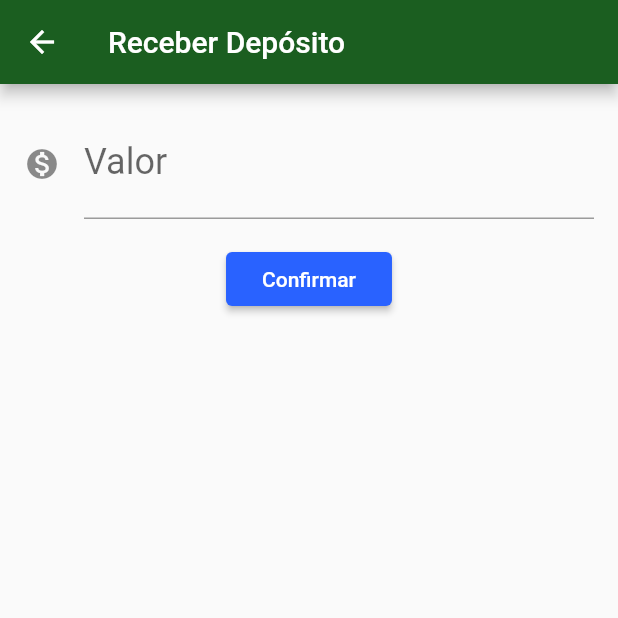
After one commit to alshashiguchi/gerenciamento_estado_flutter, a Flutter app: the screen it shows after launch, after a tap on "Receber depósito", on a phone screen of 412 x 824 dp, the top half of it. The commit adds this screen. Run offline on Flutter 3.47's test engine with Material 2 defaults, Android fonts, the phone set to English and light mode, and no system bars.

Commit message:
Provider

```diff
--- a/lib/models/saldo.dart
+++ b/lib/models/saldo.dart
@@ -1,9 +1,21 @@
 import 'package:flutter/material.dart';
 
-class Saldo extends ChangeNotifier{
-  final double valor;
+class Saldo extends ChangeNotifier {
+  double valor;
 
   Saldo(this.valor);
+
+  void adiciona(double valor) {
+    this.valor += valor;
+
+    notifyListeners();
+  }
+
+  void subtrair(double valor) {
+    this.valor -= valor;
+
+    notifyListeners();
+  }
 
   @override
   String toString() {
--- a/lib/screens/dashboard/dashboard.dart
+++ b/lib/screens/dashboard/dashboard.dart
@@ -1,6 +1,9 @@
+import 'package:bytebank/models/saldo.dart';
 import 'package:bytebank/screens/dashboard/saldo.dart';
+import 'package:bytebank/screens/deposito/formulario.dart';
 import 'package:flutter/material.dart';
 import 'package:flutter/widgets.dart';
+import 'package:provider/provider.dart';
 
 class Dashboard extends StatelessWidget {
   Widget build(BuildContext context) {
@@ -8,10 +11,22 @@ class Dashboard extends StatelessWidget {
       appBar: AppBar(
         title: const Text('Bytebank'),
       ),
-      body: Align(
-        alignment: Alignment.topCenter,
-        child: SaldoCard(),
-      )
+      body: ListView(
+        children: <Widget>[
+          Align(
+            alignment: Alignment.topCenter,
+            child: SaldoCard(),
+          ),
+          RaisedButton(
+            child: Text('Receber depósito'),
+            onPressed: () {
+              Navigator.push(context, MaterialPageRoute(builder: (context) {
+                return FormularioDeposito();
+              }));
+            },
+          ),
+        ],
+      ),
     );
   }
 }
--- /dev/null
+++ b/lib/screens/deposito/formulario.dart
@@ -0,0 +1,58 @@
+import 'package:bytebank/components/editor.dart';
+import 'package:bytebank/models/saldo.dart';
+import 'package:flutter/material.dart';
+import 'package:provider/provider.dart';
+
+const _tituloAppBar = 'Receber Depósito';
+const _dicaCampoValor = '0.00';
+const _rotuloCampoValor = 'Valor';
+const _textoBotaoConfirmar = 'Confirmar';
+
+class FormularioDeposito extends StatelessWidget {
+  final TextEditingController _controladorCampoValor = TextEditingController();
+
+  @override
+  Widget build(BuildContext context) {
+    return Scaffold(
+      appBar: AppBar(
+        title: Text(_tituloAppBar),
+      ),
+      body: SingleChildScrollView(
+        child: Column(
+          children: <Widget>[
+            Editor(
+              dica: _dicaCampoValor,
+              controlador: _controladorCampoValor,
+              rotulo: _rotuloCampoValor,
+              icone: Icons.monetization_on,
+            ),
+            RaisedButton(
+              child: Text(_textoBotaoConfirmar),
+              onPressed: () => _criaDeposito(context),
+            ),
+          ],
+        ),
+      ),
+    );
+  }
+
+  _criaDeposito(context) {
+    final double valor = double.tryParse(_controladorCampoValor.text);
+
+    final depositoValido = _validaDeposito(valor);
+
+    if (depositoValido) {
+      _atualizaEstado(context, valor);
+
+      Navigator.pop(context);
+    }
+  }
+
+  _validaDeposito(valor) {
+    return valor != null;
+  }
+
+  _atualizaEstado(context, valor) {
+    Provider.of<Saldo>(context, listen: false).adiciona(valor);
+  }
+}
--- a/lib/screens/transferencia/formulario.dart
+++ b/lib/screens/transferencia/formulario.dart
@@ -50,7 +50,8 @@ class FormularioTransferenciaState extends State<FormularioTransferencia> {
               ),
             ],
           ),
-        ));
+        )
+    );
   }
 
   void _criaTransferencia(BuildContext context) {
```
